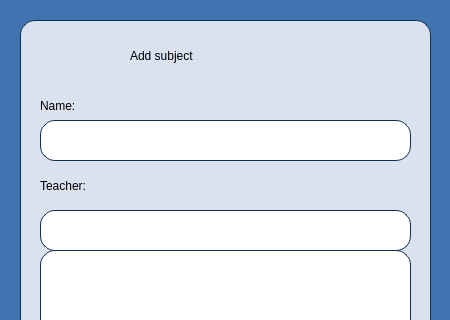
Old version of the form Planner/subjectadding.ui in the repository BeliaViktoria/Planner; both pictures show x 0 to 450 and y 0 to 320 of the 450 by 600 pixel window.
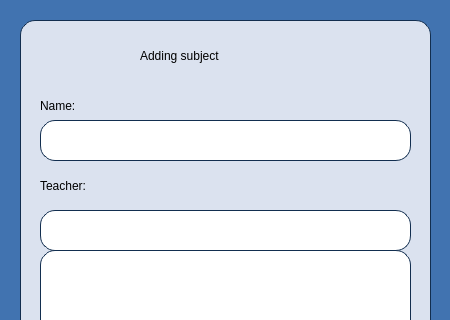
New version of the form.

Commit message: Rename Labels

The edit to the form file:
```diff
--- a/Planner/subjectadding.ui
+++ b/Planner/subjectadding.ui
@@ -283,9 +283,9 @@
   <widget class="QLabel" name="label_AddSubject">
    <property name="geometry">
     <rect>
-     <x>130</x>
+     <x>140</x>
      <y>40</y>
-     <width>181</width>
+     <width>191</width>
      <height>31</height>
     </rect>
    </property>
@@ -295,7 +295,7 @@
 background-color:rgb(219, 226, 239);</string>
    </property>
    <property name="text">
-    <string>Add subject</string>
+    <string>Adding subject</string>
    </property>
   </widget>
   <widget class="QLabel" name="label_Name">
```
Left out of the diff: 2 changed lines with no effect on the pictures.
